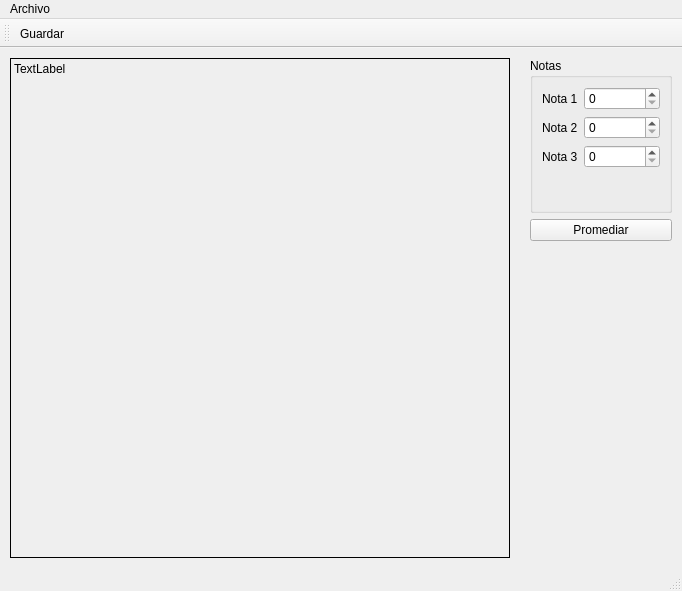
Qt form principal.ui (AnahiTupiza/P60-Qt-Graficos-02) before a commit.
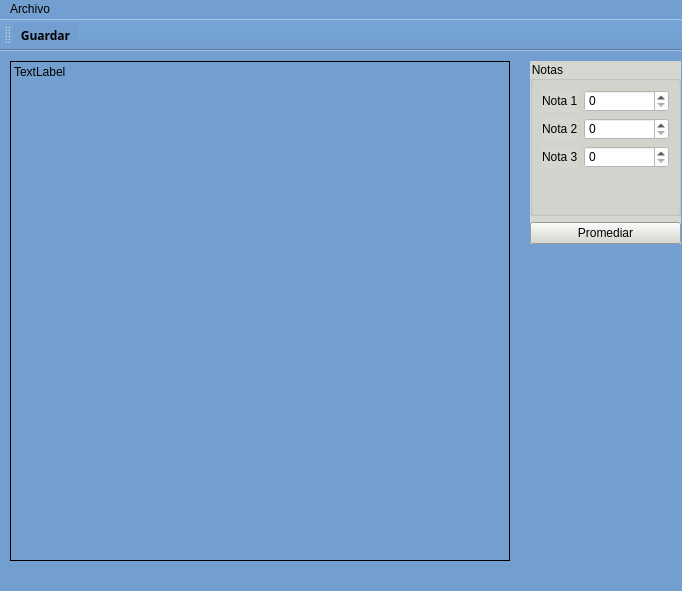
The same form after that commit. Icons and pictures are not drawn.

Commit message: Cambio de colores

The edit to the form file:
```diff
--- a/principal.ui
+++ b/principal.ui
@@ -13,6 +13,10 @@
   <property name="windowTitle">
    <string>Principal</string>
   </property>
+  <property name="styleSheet">
+   <string notr="true">background-color: rgb(52, 101, 164);
+background-color: rgb(114, 159, 207);</string>
+  </property>
   <widget class="QWidget" name="centralwidget">
    <widget class="QLabel" name="outCuadro">
     <property name="geometry">
@@ -44,13 +48,19 @@
      <rect>
       <x>530</x>
       <y>10</y>
-      <width>142</width>
+      <width>151</width>
       <height>183</height>
      </rect>
     </property>
+    <property name="styleSheet">
+     <string notr="true">background-color: rgb(211, 215, 207);</string>
+    </property>
     <layout class="QVBoxLayout" name="verticalLayout">
      <item>
       <widget class="QGroupBox" name="groupBox">
+       <property name="styleSheet">
+        <string notr="true">font: 75 12pt &quot;Chilanka&quot;;</string>
+       </property>
        <property name="title">
         <string>Notas</string>
        </property>
@@ -64,6 +74,12 @@
         </item>
         <item row="0" column="1">
          <widget class="QSpinBox" name="inNota1">
+          <property name="enabled">
+           <bool>true</bool>
+          </property>
+          <property name="styleSheet">
+           <string notr="true">background-color: rgb(255, 255, 255);</string>
+          </property>
           <property name="maximum">
            <number>100</number>
           </property>
@@ -78,6 +94,9 @@
         </item>
         <item row="1" column="1">
          <widget class="QSpinBox" name="inNota2">
+          <property name="styleSheet">
+           <string notr="true">background-color: rgb(255, 255, 255);</string>
+          </property>
           <property name="maximum">
            <number>100</number>
           </property>
@@ -92,6 +111,9 @@
         </item>
         <item row="2" column="1">
          <widget class="QSpinBox" name="inNota3">
+          <property name="styleSheet">
+           <string notr="true">background-color: rgb(255, 255, 255);</string>
+          </property>
           <property name="maximum">
            <number>100</number>
           </property>
@@ -149,6 +171,13 @@
    <property name="text">
     <string>Guardar</string>
    </property>
+   <property name="font">
+    <font>
+     <family>Chilanka</family>
+     <weight>75</weight>
+     <bold>true</bold>
+    </font>
+   </property>
    <property name="shortcut">
     <string>Ctrl+S</string>
    </property>
```
Left out of the diff: 7 changed lines with no effect on the pictures. The commit also changes 1 other file.
